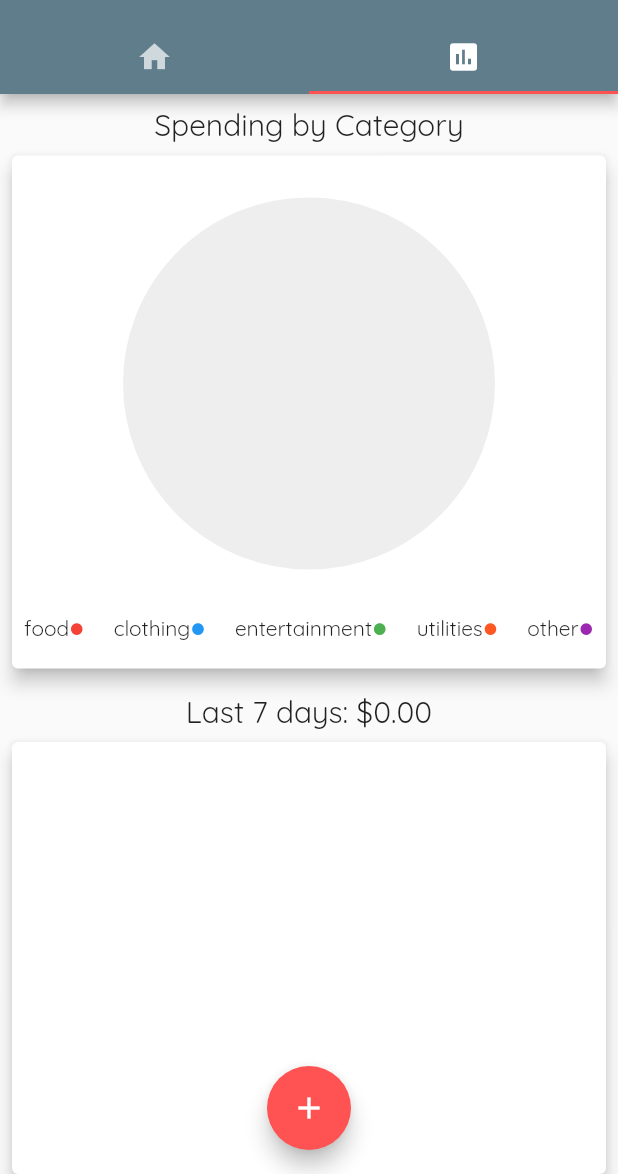
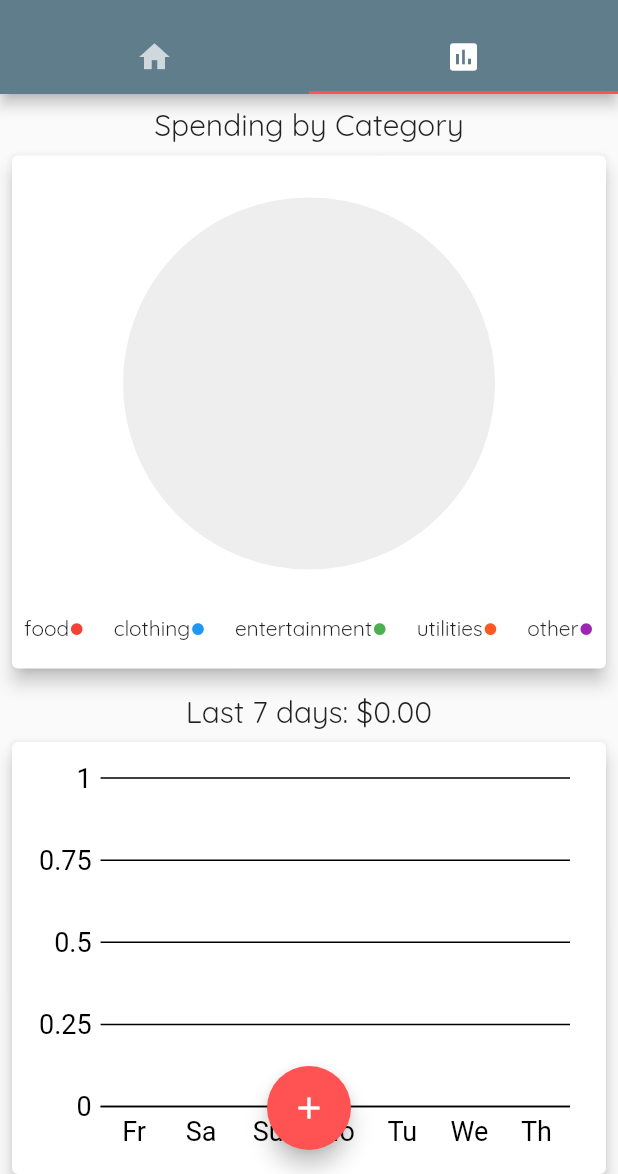
Before and after one commit to Balintataw/bilihin, a Flutter app: the screen it shows after launch, tab 2 chosen, on a phone screen of 412 x 824 dp, the part 62-1236 px from its top. Run offline on Flutter 3.47's test engine with Material 2 defaults, Android fonts, the phone set to English and light mode, and no system bars; our stand-ins replace charts_flutter, flutter_redux, redux, redux_thunk, shared_preferences, sticky_headers.

```diff
--- a/lib/models/bar_chart_data.dart
+++ b/lib/models/bar_chart_data.dart
@@ -17,7 +17,6 @@ class BarChartData {
   BarChartData(this.day, this.amount, {this.category, this.color});
 
   static colorFromCategory(String category) {
-    print('Category $category');
     switch (category) {
       case 'food':
         {
--- a/lib/redux/reducers/theme_reducer.dart
+++ b/lib/redux/reducers/theme_reducer.dart
@@ -2,9 +2,9 @@ import 'package:expenseTracker/redux/actions/theme_actions.dart';
 import 'package:redux/redux.dart';
 
 final themeReducer = combineReducers<bool>([
-  TypedReducer<bool, ToggleApplicationTheme>(_toggleTheme),
+  TypedReducer<bool, ToggleThemeAction>(_setTheme),
 ]);
 
-bool _toggleTheme(bool state, action) {
-  return !state;
+bool _setTheme(bool state, action) {
+  return action.theme;
 }
--- a/lib/widgets/category_dropdown.dart
+++ b/lib/widgets/category_dropdown.dart
@@ -40,7 +40,7 @@ class _CategoryDropdownState extends State<CategoryDropdown> {
       child: Column(
         crossAxisAlignment: CrossAxisAlignment.start,
         children: <Widget>[
-          Text('Category'),
+          const Text('Category'),
           DropdownButton(
             isExpanded: true,
             items: _dropdownMenuItems,
--- a/lib/widgets/chart.dart
+++ b/lib/widgets/chart.dart
@@ -20,7 +20,7 @@ class Chart extends StatelessWidget {
               children: [
                 Padding(
                   padding: const EdgeInsets.only(top: 8.0),
-                  child: Text(
+                  child: const Text(
                     'Spending by Category',
                     style: TextStyle(
                       fontSize: 20,
@@ -29,7 +29,7 @@ class Chart extends StatelessWidget {
                 ),
                 Card(
                   elevation: 5,
-                  margin: EdgeInsets.all(8),
+                  margin: const EdgeInsets.all(8),
                   child: Padding(
                     padding: const EdgeInsets.all(8.0),
                     child: Column(
@@ -70,10 +70,10 @@ class Chart extends StatelessWidget {
                 ),
                 Card(
                   elevation: 5,
-                  margin: EdgeInsets.all(8),
+                  margin: const EdgeInsets.all(8),
                   child: Container(
                     height: cardHeight,
-                    padding: EdgeInsets.all(10),
+                    padding: const EdgeInsets.all(10),
                     child: SimpleBarChart.withWeekData(state)
                   ),
                 ),
@@ -88,10 +88,10 @@ class Chart extends StatelessWidget {
                 ),
                 Card(
                   elevation: 5,
-                  margin: EdgeInsets.all(8),
+                  margin: const EdgeInsets.all(8),
                   child: Container(
                     height: cardHeight,
-                    padding: EdgeInsets.all(10),
+                    padding: const EdgeInsets.all(10),
                     child: SimpleBarChart.withMonthData(state)
                   ),
                 ),
--- a/lib/widgets/chart__bar_chart.dart
+++ b/lib/widgets/chart__bar_chart.dart
@@ -8,8 +8,9 @@ class SimpleBarChart extends StatelessWidget {
   final List<charts.Series> seriesList;
   final bool animate;
   final bool showBaseline;
+  final AppState state;
 
-  SimpleBarChart(this.seriesList, {this.animate, this.showBaseline});
+  SimpleBarChart(this.seriesList, {this.animate, this.showBaseline, this.state});
 
   /// Creates the 7 day chart.
   factory SimpleBarChart.withWeekData(AppState state) {
@@ -17,6 +18,7 @@ class SimpleBarChart extends StatelessWidget {
       _createWeekData(state),
       animate: true,
       showBaseline: true,
+      state: state,
     );
   }
 
@@ -26,13 +28,14 @@ class SimpleBarChart extends StatelessWidget {
       _createMonthData(state),
       animate: true,
       showBaseline: false,
+      state: state,
     );
   }
 
 
   @override
   Widget build(BuildContext context) {
-    final lineColor = charts.MaterialPalette.white;
+    final lineColor = state.theme ? charts.MaterialPalette.white : charts.MaterialPalette.black;
 
     return new charts.BarChart(
       seriesList,
--- a/lib/widgets/home_page.dart
+++ b/lib/widgets/home_page.dart
@@ -42,18 +42,18 @@ class _HomePageState extends State<HomePage> {
   Widget build(BuildContext context) {
     final isLandscape = MediaQuery.of(context).orientation == Orientation.landscape;
     final appBar = AppBar(
-      title: Text('Bilihin'),
+      title: const Text('Bilihin'),
       actions: <Widget>[
         IconButton(
-          icon: Icon(
+          icon: const Icon(
             Icons.settings
           ),
           onPressed: () => _showSettingsModal(context, widget.store))
       ],
       bottom: TabBar(
         tabs: [
-          Tab(icon: Icon(Icons.home)),
-          Tab(icon: Icon(Icons.insert_chart)),
+          const Tab(icon: const Icon(Icons.home)),
+          const Tab(icon: const Icon(Icons.insert_chart)),
         ],
       ),
     );
@@ -71,7 +71,7 @@ class _HomePageState extends State<HomePage> {
           ),
         ),
         floatingActionButton: FloatingActionButton(
-          child: Icon(Icons.add),
+          child: const Icon(Icons.add),
           onPressed: () => _showNewTransactionModal(context, widget.store),
         ),
         floatingActionButtonLocation: isLandscape ? FloatingActionButtonLocation.endFloat : FloatingActionButtonLocation.centerFloat,
--- a/lib/widgets/new_transaction.dart
+++ b/lib/widgets/new_transaction.dart
@@ -128,7 +128,7 @@ class _NewTransactionState extends State<NewTransaction> {
               ),
               RaisedButton(
                 onPressed: _onSubmit,
-                child: Text('Add'),
+                child: const Text('Add'),
                 color: Theme.of(context).accentColor,
                 textColor: Theme.of(context).textTheme.button.color,
               )
--- a/lib/widgets/settings.dart
+++ b/lib/widgets/settings.dart
@@ -29,15 +29,15 @@ class _SettingsState extends State<Settings> {
       ),
       body: StoreConnector<AppState, _ViewModel>(
           converter: (store) {
-              final currentTheme = store.state.theme;
+            final currentTheme = store.state.theme;
             return _ViewModel(
-              (value) => store.dispatch(ToggleApplicationTheme(value: value)),
+              (value) => store.dispatch(toggleTheme(store)),
               currentTheme,
             );
           },
           builder: (context, viewModel) {
             return Container(
-              padding: EdgeInsets.all(10),
+              padding: const EdgeInsets.all(10),
               child: Column(
                 children: <Widget>[
                   Row(
--- a/lib/widgets/transaction_list_group.dart
+++ b/lib/widgets/transaction_list_group.dart
@@ -4,8 +4,9 @@ import 'package:flutter/material.dart';
 
 class TransactionListGroup extends StatelessWidget {
   final List<Transaction> transactionGroup;
+  final Key key;
 
-  TransactionListGroup({this.transactionGroup});
+  TransactionListGroup({@required this.key, @required this.transactionGroup}) : super(key: key);
 
   @override
   Widget build(BuildContext context) {
@@ -13,7 +14,7 @@ class TransactionListGroup extends StatelessWidget {
       shrinkWrap: true,
       itemCount: transactionGroup.length,
       itemBuilder: (BuildContext ctx, int index) {
-        return TransactionListItem(tx: transactionGroup[index]);
+        return TransactionListItem(key: ValueKey(index.toString() + 'list_item'), tx: transactionGroup[index]);
       }
     );
   }
```
Also changed, not shown: lib/redux/actions/theme_actions.dart (+24 -3 lines), lib/widgets/transaction_list.dart (+6 -3 lines), lib/widgets/transaction_list_item.dart (+4 -3 lines).
